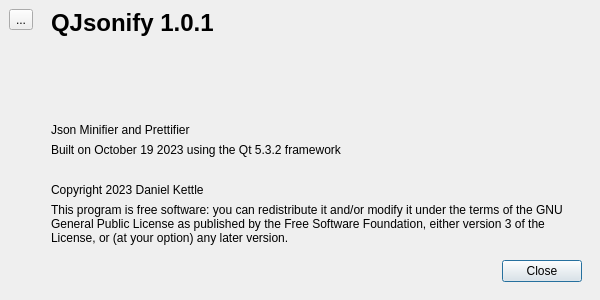
Before: the Qt Designer form about.ui in NucleaPeon/QJsonify, drawn with Qt 5.
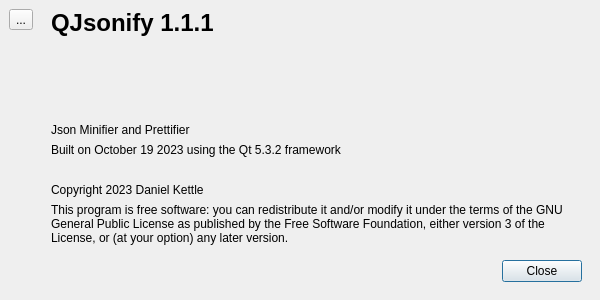
After: the same form once the commit is applied. Icons and pictures are not drawn.

```diff
--- a/about.ui
+++ b/about.ui
@@ -90,7 +90,7 @@
            </font>
           </property>
           <property name="text">
-           <string>QJsonify 1.0.1</string>
+           <string>QJsonify 1.1.1</string>
           </property>
          </widget>
         </item>
```
